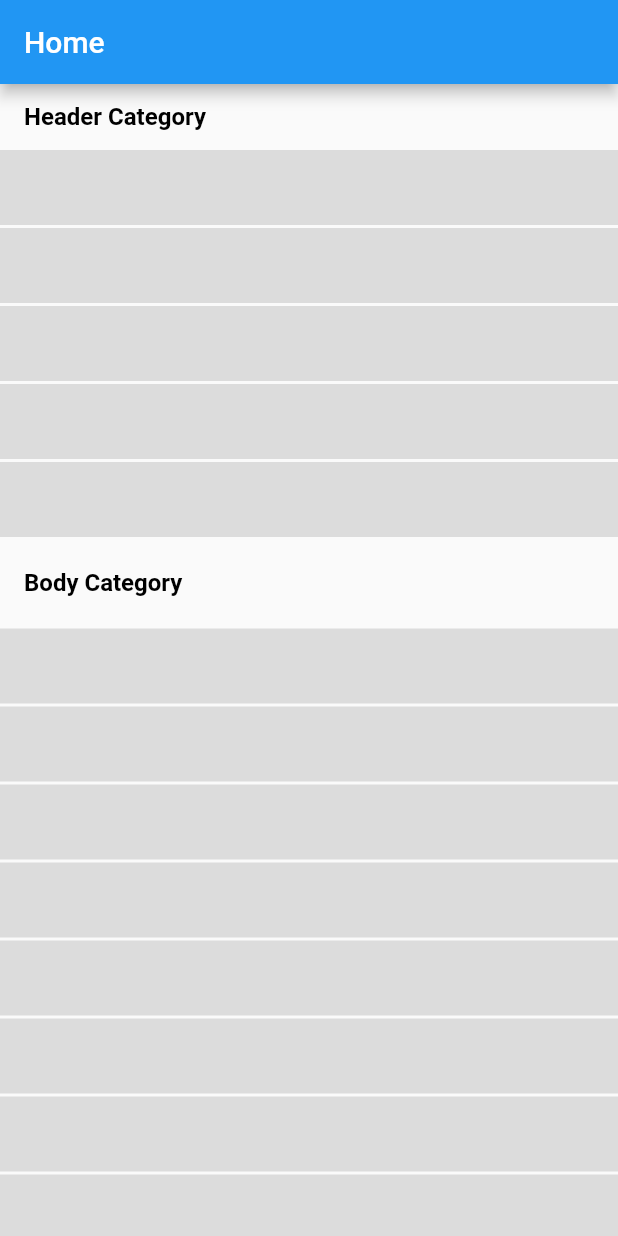
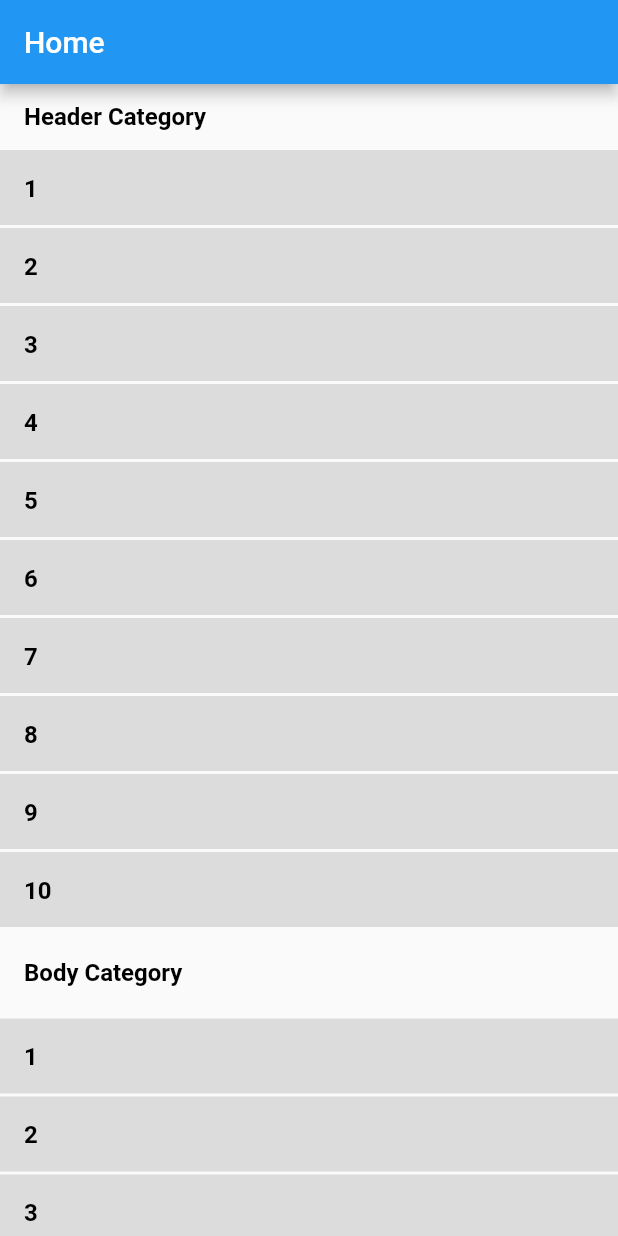
Before and after one commit to Mohiuddin655-DEV/flutter_list_view, a Flutter app: the screen it shows after launch, on a phone screen of 412 x 824 dp. Run offline on Flutter 3.47's test engine with Material 2 defaults, Android fonts, the phone set to English and light mode, and no system bars.

Commit message:
v-3.0.0 [List View with Builder inside a Colum]

```diff
--- a/lib/main.dart
+++ b/lib/main.dart
@@ -29,14 +29,16 @@ class HomePage extends StatelessWidget {
         appBar: AppBar(
           title: const Text("Home"),
         ),
-        body: const HomeBody(),
+        body: HomeBody(),
       ),
     );
   }
 }
 
 class HomeBody extends StatelessWidget {
-  const HomeBody({Key? key}) : super(key: key);
+  HomeBody({Key? key}) : super(key: key);
+
+  final items = [1, 2, 3, 4, 5, 6, 7, 8, 9, 10];
 
   @override
   Widget build(BuildContext context) {
@@ -56,17 +58,14 @@ class HomeBody extends StatelessWidget {
               ),
             ),
           ),
-          ListView(
+          ListView.builder(
             scrollDirection: Axis.vertical,
             shrinkWrap: true,
             physics: const NeverScrollableScrollPhysics(),
-            children: const [
-              ListItemA(),
-              ListItemA(),
-              ListItemA(),
-              ListItemA(),
-              ListItemA(),
-            ],
+            itemCount: items.length,
+            itemBuilder: (context, index) {
+              return ListItemA(item: items[index]);
+            },
           ),
           Container(
             margin: const EdgeInsets.symmetric(vertical: 8),
@@ -81,33 +80,14 @@ class HomeBody extends StatelessWidget {
               ),
             ),
           ),
-          ListView(
+          ListView.builder(
             shrinkWrap: true,
             scrollDirection: Axis.vertical,
             physics: const NeverScrollableScrollPhysics(),
-            children: const [
-              ListItemA(),
-              ListItemA(),
-              ListItemA(),
-              ListItemA(),
-              ListItemA(),
-              ListItemA(),
-              ListItemA(),
-              ListItemA(),
-              ListItemA(),
-              ListItemA(),
-              ListItemA(),
-              ListItemA(),
-              ListItemA(),
-              ListItemA(),
-              ListItemA(),
-              ListItemA(),
-              ListItemA(),
-              ListItemA(),
-              ListItemA(),
-              ListItemA(),
-              ListItemA(),
-            ],
+            itemCount: 100,
+            itemBuilder: (BuildContext context, int index) {
+              return ListItemA(item: index + 1);
+            },
           ),
         ],
       ),
@@ -118,7 +98,10 @@ class HomeBody extends StatelessWidget {
 class ListItemA extends StatelessWidget {
   const ListItemA({
     Key? key,
+    required this.item,
   }) : super(key: key);
+
+  final int item;
 
   @override
   Widget build(BuildContext context) {
@@ -130,6 +113,14 @@ class ListItemA extends StatelessWidget {
       decoration: const BoxDecoration(
         color: Colors.black12,
       ),
+      child: Text(
+        "$item",
+        style: const TextStyle(
+          color: Colors.black,
+          fontSize: 16,
+          fontWeight: FontWeight.bold,
+        ),
+      ),
     );
   }
 }
```
